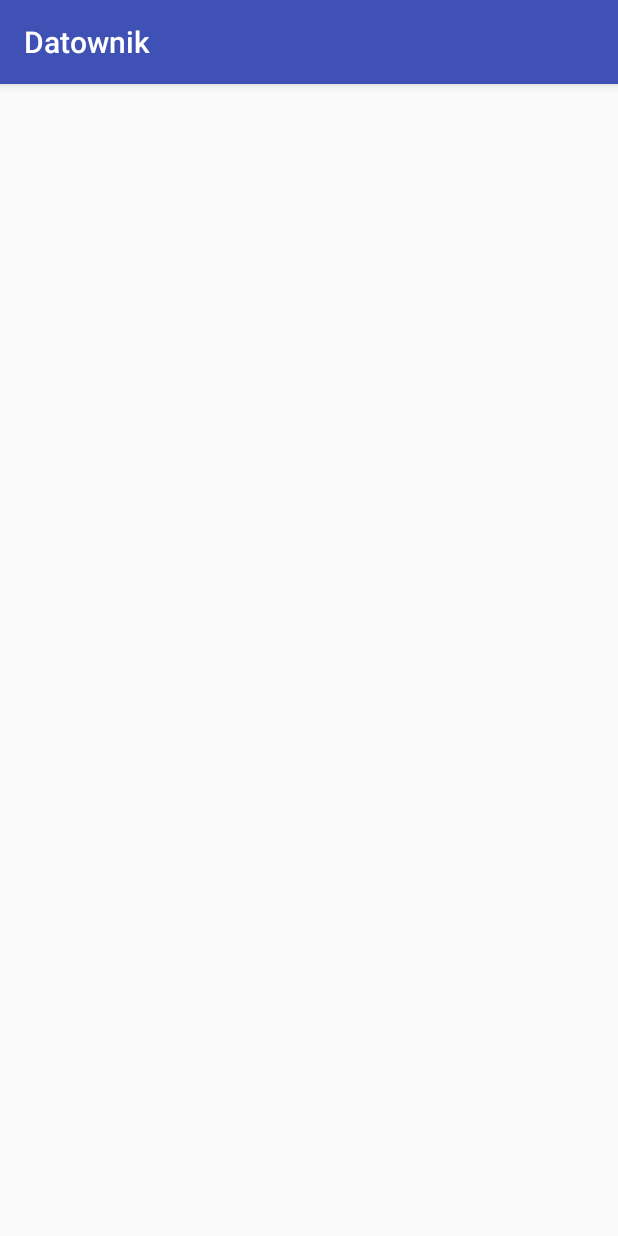
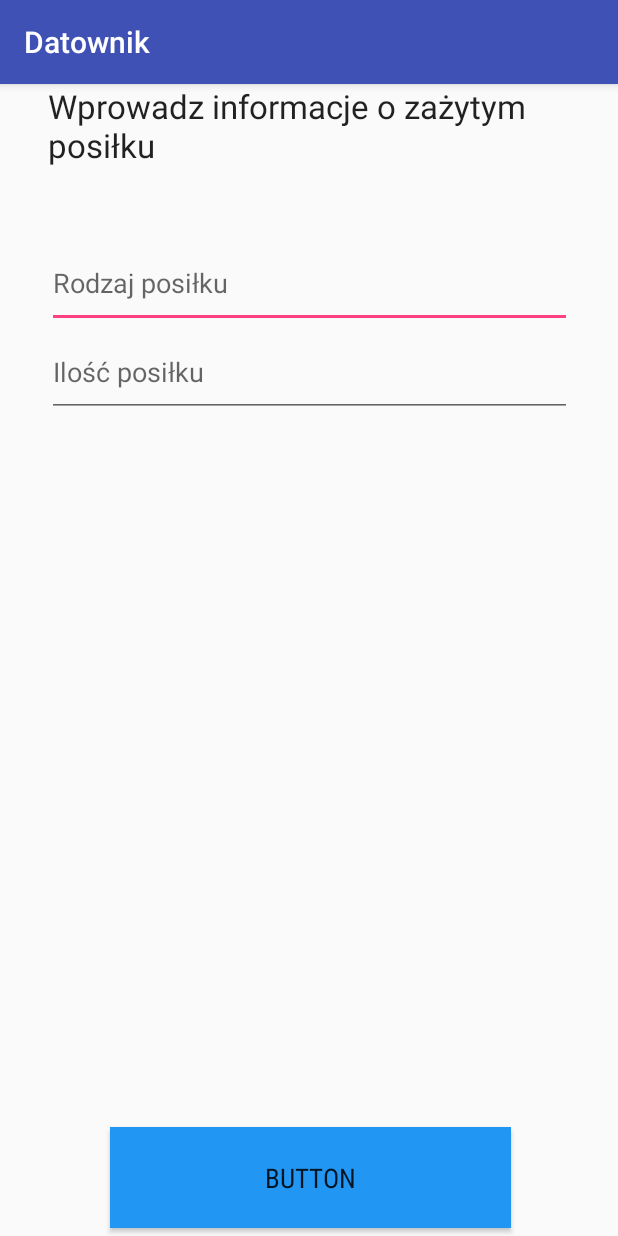
Before and after one commit to Danielo858585/Datownik, an Android app: the AddEatActivity screen opened directly, with no data from a screen before it, on a phone screen of 412 x 824 dp. Run offline under Robolectric (Android 15) with nearby library versions, the phone set to English and light mode, and no system bars; our stand-ins replace ButterKnife.

Commit message:
addEatPart1

```diff
--- a/app/src/main/java/com/daniel/datownik/AddEatActivity.java
+++ b/app/src/main/java/com/daniel/datownik/AddEatActivity.java
@@ -1,14 +1,55 @@
 package com.daniel.datownik;
 
+import android.app.AlertDialog;
+import android.content.DialogInterface;
+import android.content.Intent;
+import android.os.Bundle;
 import android.support.v7.app.AppCompatActivity;
-import android.os.Bundle;
+import android.view.View;
+import android.widget.Button;
+import android.widget.EditText;
+
+import butterknife.BindView;
+import butterknife.ButterKnife;
 
 public class AddEatActivity extends AppCompatActivity {
+    private static final String TAG = "AddEatActivity";
+    private Intent intent;
+    @BindView(R.id.eatBtnAddEat)
+    Button addEat;
+    @BindView(R.id.eatEtTypeEat)
+    EditText typeEat;
+    @BindView(R.id.eatEtAmountFood)
+    EditText amountFood;
+
 
     @Override
     protected void onCreate(Bundle savedInstanceState) {
         super.onCreate(savedInstanceState);
         setContentView(R.layout.activity_add_eat);
+        ButterKnife.bind(this);
+        addEat.setOnClickListener(new View.OnClickListener() {
+            @Override
+            public void onClick(View v) {
+                addEatButtonClick();
+            }
+        });
 
     }
+
+    public void addEatButtonClick(){
+        String amountEat = amountFood.getText().toString();
+        String typeFood = typeEat.getText().toString();
+        if(amountEat.length() <  1 || typeFood.length() <  1){
+           AlertDialog.Builder builder = new AlertDialog.Builder(this).setTitle("Niepoprawne dane")
+                   .setMessage("Wprowadz ilość i typ posiłku")
+                   .setNeutralButton("OK", new DialogInterface.OnClickListener() {
+                       @Override
+                       public void onClick(DialogInterface dialog, int which) {
+
+                       }
+                   });
+        AlertDialog alertDialog = builder.show();
+        }
+    }
 }
--- a/app/src/main/java/com/daniel/datownik/MainPanelFragment.java
+++ b/app/src/main/java/com/daniel/datownik/MainPanelFragment.java
@@ -41,6 +41,7 @@ public class MainPanelFragment extends Fragment {
                         break;
                     case R.id.eat:
                         updateDetail("Szczegółowe informacje o elemencie drugim.");
+                        goToEatActivity();
                         break;
                     case R.id.toilet:
                         updateDetail("Szczegółowe informacje o elemencie drugim.");
@@ -96,4 +97,9 @@ public class MainPanelFragment extends Fragment {
         Intent intent = new Intent(getContext(),CheckAgeActivity.class);
         startActivity(intent);
     }
+
+    public void goToEatActivity(){
+        Intent intent = new Intent(getContext(),AddEatActivity.class);
+        startActivity(intent);
+    }
 }
--- a/app/src/main/java/com/daniel/datownik/db/Eat/EatsDAO.java
+++ b/app/src/main/java/com/daniel/datownik/db/Eat/EatsDAO.java
@@ -1,5 +1,6 @@
 package com.daniel.datownik.db.Eat;
 
+import android.content.ContentValues;
 import android.content.Context;
 import android.database.SQLException;
 import android.database.sqlite.SQLiteDatabase;
@@ -28,7 +29,14 @@ public class EatsDAO {
         sqliteDbHelper.close();
     }
 
+    public void insertEat (String typeFood, String amountFood, String dateTime){
+        ContentValues contentValues = new ContentValues();
+        contentValues.put(sqliteDbHelper.COLUMN_AMOUNT_OF_EATEN,amountFood);
+        contentValues.put(sqliteDbHelper.COLUMN_TYPE_FOOD,typeFood);
+        contentValues.put(sqliteDbHelper.COLUMN_DATETIME,dateTime);
+        sqliteDbHelper.getWritableDatabase().insert(Eats.TABLE_EATS,null,contentValues);
 
+    }
 
 
 }
--- a/app/src/main/res/layout/activity_add_eat.xml
+++ b/app/src/main/res/layout/activity_add_eat.xml
@@ -4,6 +4,53 @@
     xmlns:tools="http://schemas.android.com/tools"
     android:layout_width="match_parent"
     android:layout_height="match_parent"
-    tools:context="com.daniel.datownik.AddEatActivity">
+    tools:context="com.daniel.datownik.AddEatActivity"
+    tools:layout_editor_absoluteY="81dp"
+    tools:layout_editor_absoluteX="0dp">
+
+    <TextView
+        android:layout_width="356dp"
+        android:layout_height="55dp"
+        android:text="Wprowadz informacje o zażytym posiłku"
+        android:id="@+id/eatTvTitle"
+        app:layout_constraintRight_toRightOf="parent"
+        app:layout_constraintLeft_toLeftOf="parent"
+        app:layout_constraintTop_toTopOf="parent"
+        android:layout_marginLeft="8dp"
+        style="@style/TextAppearance.AppCompat.Large"
+        android:layout_marginStart="8dp" />
+
+    <EditText
+        android:id="@+id/eatEtTypeEat"
+        android:layout_width="350dp"
+        android:layout_height="59dp"
+        android:hint="Rodzaj posiłku"
+        app:layout_constraintLeft_toLeftOf="parent"
+        app:layout_constraintRight_toRightOf="parent"
+        android:layout_marginTop="48dp"
+        app:layout_constraintTop_toBottomOf="@+id/eatTvTitle" />
+
+    <EditText
+        android:id="@+id/eatEtAmountFood"
+        android:layout_width="350dp"
+        android:layout_height="59dp"
+        android:layout_marginTop="107dp"
+        android:hint="Ilość posiłku"
+        app:layout_constraintLeft_toLeftOf="parent"
+        app:layout_constraintRight_toRightOf="parent"
+        app:layout_constraintTop_toBottomOf="@+id/eatTvTitle" />
+
+    <Button
+        android:id="@+id/eatBtnAddEat"
+        android:layout_width="267dp"
+        android:layout_height="67dp"
+        android:layout_marginBottom="16dp"
+        android:text="Button"
+        app:layout_constraintBottom_toBottomOf="parent"
+        app:layout_constraintLeft_toLeftOf="parent"
+        app:layout_constraintRight_toRightOf="parent"
+        app:layout_constraintHorizontal_bias="0.505"
+        style="@style/Text.Button.Medium"/>
+
 
 </android.support.constraint.ConstraintLayout>
```
